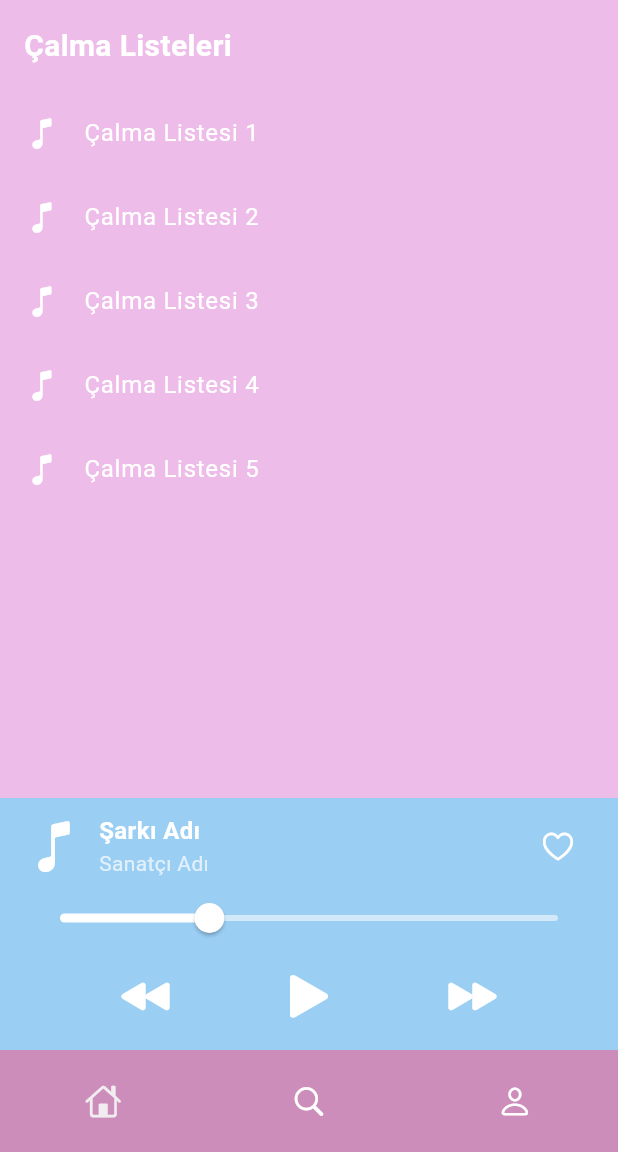
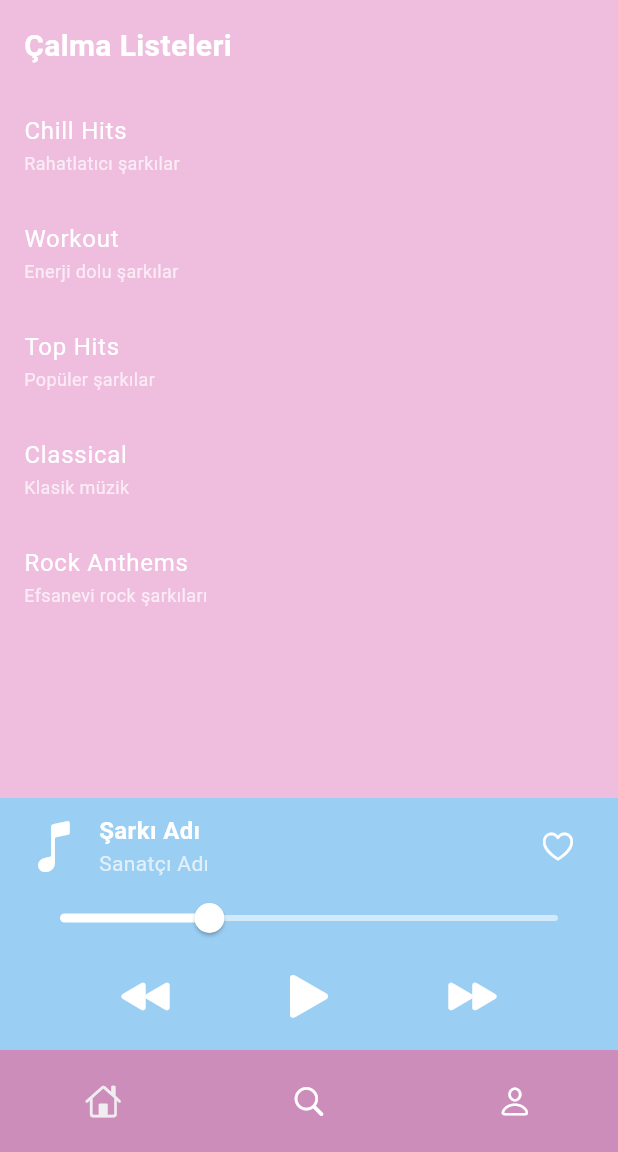
Before and after one commit to berrinyiilmaz/carplay_flutter, a Flutter app: the HomeScreen screen opened by its route, on a phone screen of 412 x 824 dp, the part 84-1236 px from its top. Run offline on Flutter 3.47's test engine with Material 3 defaults, Android fonts, the phone set to English and light mode, and no system bars; our stand-ins replace go_router, lottie; missing offline and left inert: dotlottie_loader.

Commit message:
update
kod satıları düzenlendi eksikler giderildi.

```diff
--- a/lib/screens/home_screen.dart
+++ b/lib/screens/home_screen.dart
@@ -9,7 +9,7 @@ class HomeScreen extends StatelessWidget {
   @override
   Widget build(BuildContext context) {
     return Scaffold(
-      backgroundColor: const Color.fromARGB(255, 237, 188, 233), // Spotify tarzı koyu tema
+      backgroundColor: const Color.fromARGB(255, 239, 190, 223), // Spotify tarzı koyu tema
 
       // AppBar
       appBar: AppBar(
@@ -58,15 +58,13 @@ class HomeScreen extends StatelessWidget {
                 Navigator.pop(context);
               },
             ),
-
             ListTile(
-              leading: const Icon(CupertinoIcons.home),
+              leading: const Icon(CupertinoIcons.music_note_list),
               title: const Text('Son Çalınanlar'),
               onTap: () {
                 Navigator.pop(context);
               },
             ),
-
             ListTile(
               leading: const Icon(CupertinoIcons.settings),
               title: const Text('Ayarlar'),
@@ -92,15 +90,70 @@ class HomeScreen extends StatelessWidget {
             ),
           ),
           Expanded(
-            child: ListView.builder(
-              itemCount: 5, // Çalma listesi sayısı
-              itemBuilder: (context, index) {
-                return ListTile(
-                  leading: const Icon(CupertinoIcons.music_note, color: Colors.white),
-                  title: Text('Çalma Listesi ${index + 1}', style: const TextStyle(color: Colors.white)),
+            child: ListView(
+              children: [
+                ListTile(
+
+                  title: const Text(
+                    'Chill Hits',
+                    style: TextStyle(color: Colors.white),
+                  ),
+                  subtitle: const Text(
+                    'Rahatlatıcı şarkılar',
+                    style: TextStyle(color: Colors.white70, fontSize: 12),
+                  ),
                   onTap: () {},
-                );
-              },
+                ),
+                ListTile(
+
+                  title: const Text(
+                    'Workout',
+                    style: TextStyle(color: Colors.white),
+                  ),
+                  subtitle: const Text(
+                    'Enerji dolu şarkılar',
+                    style: TextStyle(color: Colors.white70, fontSize: 12),
+                  ),
+                  onTap: () {},
+                ),
+                ListTile(
+
+                  title: const Text(
+                    'Top Hits',
+                    style: TextStyle(color: Colors.white),
+                  ),
+                  subtitle: const Text(
+                    'Popüler şarkılar',
+                    style: TextStyle(color: Colors.white70, fontSize: 12),
+                  ),
+                  onTap: () {},
+                ),
+                ListTile(
+
+                  title: const Text(
+                    'Classical',
+                    style: TextStyle(color: Colors.white),
+                  ),
+                  subtitle: const Text(
+                    'Klasik müzik',
+                    style: TextStyle(color: Colors.white70, fontSize: 12),
+                  ),
+                  onTap: () {},
+                ),
+                ListTile(
+
+
+                  title: const Text(
+                    'Rock Anthems',
+                    style: TextStyle(color: Colors.white),
+                  ),
+                  subtitle: const Text(
+                    'Efsanevi rock şarkıları',
+                    style: TextStyle(color: Colors.white70, fontSize: 12),
+                  ),
+                  onTap: () {},
+                ),
+              ],
             ),
           ),
 
@@ -170,6 +223,9 @@ class HomeScreen extends StatelessWidget {
         ],
       ),
 
+
+
+
       // Alt navigasyon çubuğu
       bottomNavigationBar: Container(
         color: const Color.fromARGB(255, 204, 141, 187), // Arka plan rengi
```
Also changed, not shown: pubspec.yaml (+7 -0 lines).
